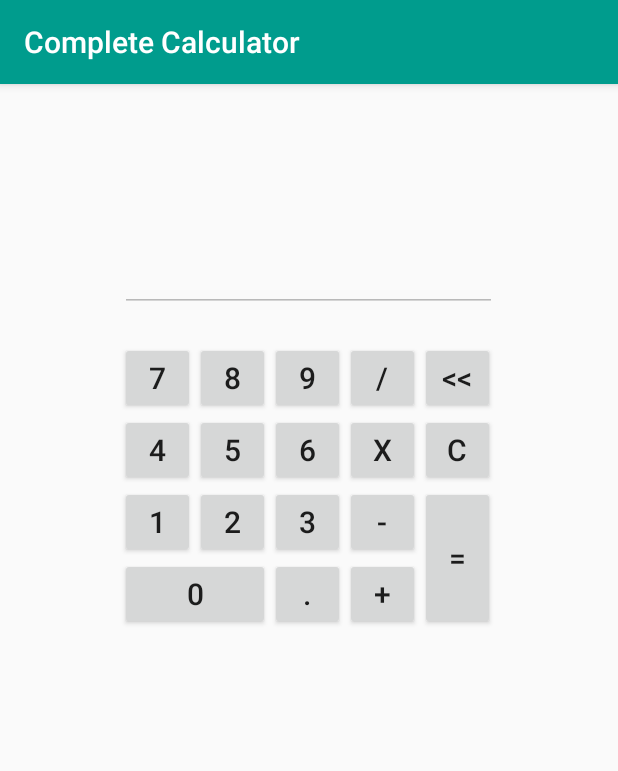
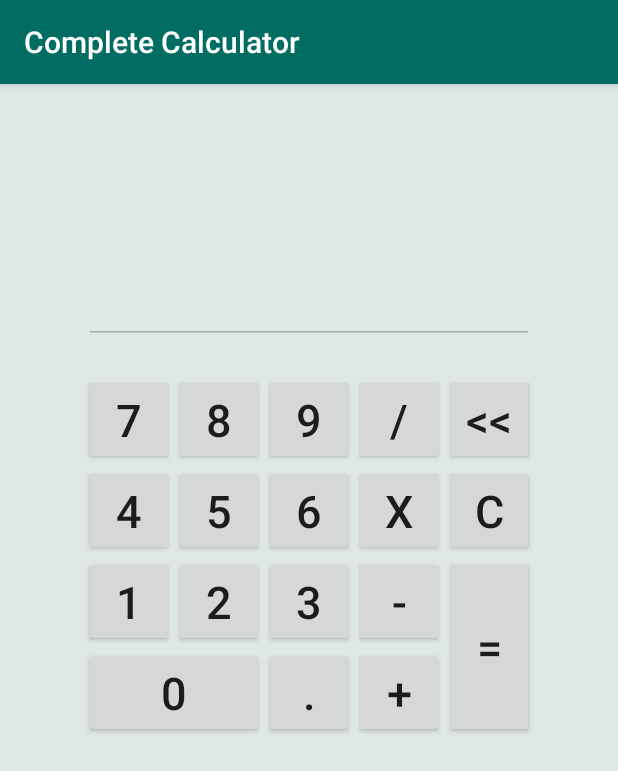
Before and after one commit to lucamps/MyAndroidCalculator, an Android app: the CompleteCalculatorActivity screen opened directly, with no data from a screen before it, on a phone screen of 412 x 824 dp. Shown: the top 771 px of the screen. Run offline under Robolectric (Android 15) with nearby library versions, the phone set to English and light mode, and no system bars.

Commit message:
Visual changes

```diff
--- a/app/src/main/res/layout/activity_complete_calculator.xml
+++ b/app/src/main/res/layout/activity_complete_calculator.xml
@@ -3,27 +3,28 @@
     xmlns:tools="http://schemas.android.com/tools"
     android:layout_width="match_parent"
     android:layout_height="match_parent"
+    android:background="@color/backgroundColor"
     tools:context=".CompleteCalculatorActivity">
 
     <EditText
         android:id="@+id/editTextDisplay"
-        android:layout_width="251dp"
+        android:layout_width="300dp"
         android:layout_height="wrap_content"
         android:layout_centerHorizontal="true"
-        android:layout_marginTop="100dp"
+        android:layout_marginTop="120dp"
         android:enabled="false"
         android:inputType="textAutoComplete"
-        android:textSize="23sp"
-        android:textStyle="bold"
+        android:textSize="24sp"
+
         android:textColor="#222"/>
 
 
     <Button
         android:id="@+id/button7"
-        android:layout_width="50dp"
+        android:layout_width="@dimen/buttons_width"
         android:layout_height="wrap_content"
         android:text="7"
-        android:textSize="20sp"
+        android:textSize="@dimen/buttons_text_size"
         android:layout_alignStart="@id/editTextDisplay"
         android:layout_marginTop="20dp"
         android:layout_below="@id/editTextDisplay"
@@ -31,153 +32,154 @@
     <Button
         android:id="@+id/button8"
         android:tag="number"
-        android:layout_width="50dp"
+        android:layout_width="@dimen/buttons_width"
         android:layout_height="wrap_content"
         android:text="8"
-        android:textSize="20sp"
+        android:textSize="@dimen/buttons_text_size"
         android:layout_toEndOf="@id/button7"
         android:layout_alignBaseline="@id/button7"
         android:layout_below="@id/editTextDisplay" />
     <Button
         android:id="@+id/button9"
         android:tag="number"
-        android:layout_width="50dp"
+        android:layout_width="@dimen/buttons_width"
         android:layout_height="wrap_content"
         android:text="9"
-        android:textSize="20sp"
+        android:layout_centerVertical="true"
+        android:textSize="@dimen/buttons_text_size"
         android:layout_toEndOf="@id/button8"
         android:layout_alignBaseline="@id/button8"
         android:layout_below="@id/editTextDisplay" />
     <Button
         android:id="@+id/button4"
         android:tag="number"
-        android:layout_width="50dp"
+        android:layout_width="@dimen/buttons_width"
         android:layout_height="wrap_content"
         android:text="4"
-        android:textSize="20sp"
+        android:textSize="@dimen/buttons_text_size"
         android:layout_alignStart="@id/button7"
         android:layout_below="@id/button7" />
     <Button
         android:id="@+id/button5"
         android:tag="number"
-        android:layout_width="50dp"
+        android:layout_width="@dimen/buttons_width"
         android:layout_height="wrap_content"
         android:text="5"
-        android:textSize="20sp"
+        android:textSize="@dimen/buttons_text_size"
         android:layout_alignStart="@id/button8"
         android:layout_below="@id/button8" />
     <Button
         android:id="@+id/button6"
         android:tag="number"
-        android:layout_width="50dp"
+        android:layout_width="@dimen/buttons_width"
         android:layout_height="wrap_content"
         android:text="6"
-        android:textSize="20sp"
+        android:textSize="@dimen/buttons_text_size"
         android:layout_alignStart="@id/button9"
         android:layout_below="@id/button9" />
     <Button
         android:id="@+id/button1"
         android:tag="number"
-        android:layout_width="50dp"
+        android:layout_width="@dimen/buttons_width"
         android:layout_height="wrap_content"
         android:text="1"
-        android:textSize="20sp"
+        android:textSize="@dimen/buttons_text_size"
         android:layout_alignStart="@id/button4"
         android:layout_below="@id/button4" />
     <Button
         android:id="@+id/button2"
         android:tag="number"
-        android:layout_width="50dp"
+        android:layout_width="@dimen/buttons_width"
         android:layout_height="wrap_content"
         android:text="2"
-        android:textSize="20sp"
+        android:textSize="@dimen/buttons_text_size"
         android:layout_alignStart="@id/button5"
         android:layout_below="@id/button5" />
     <Button
         android:id="@+id/button3"
         android:tag="number"
-        android:layout_width="50dp"
+        android:layout_width="@dimen/buttons_width"
         android:layout_height="wrap_content"
         android:text="3"
-        android:textSize="20sp"
+        android:textSize="@dimen/buttons_text_size"
         android:layout_alignStart="@id/button6"
         android:layout_below="@id/button6" />
     <Button
         android:id="@+id/button0"
         android:tag="number"
-        android:layout_width="50dp"
+        android:layout_width="@dimen/buttons_width"
         android:layout_height="wrap_content"
         android:text="0"
-        android:textSize="20sp"
+        android:textSize="@dimen/buttons_text_size"
         android:layout_alignStart="@id/button1"
         android:layout_alignEnd="@id/button2"
         android:layout_below="@id/button1" />
     <Button
         android:id="@+id/buttonDot"
-        android:layout_width="50dp"
+        android:layout_width="@dimen/buttons_width"
         android:layout_height="wrap_content"
         android:text="."
-        android:textSize="20sp"
+        android:textSize="@dimen/buttons_text_size"
         android:layout_alignStart="@id/button3"
         android:layout_below="@id/button3" />
     <Button
         android:id="@+id/buttonDiv"
         android:tag="operation"
-        android:layout_width="50dp"
+        android:layout_width="@dimen/buttons_width"
         android:layout_height="wrap_content"
         android:text="/"
-        android:textSize="20sp"
+        android:textSize="@dimen/buttons_text_size"
         android:layout_toEndOf="@id/button9"
         android:layout_alignBaseline="@id/button9" />
     <Button
         android:id="@+id/buttonMult"
         android:tag="operation"
-        android:layout_width="50dp"
+        android:layout_width="@dimen/buttons_width"
         android:layout_height="wrap_content"
         android:text="x"
-        android:textSize="20sp"
+        android:textSize="@dimen/buttons_text_size"
         android:layout_toEndOf="@id/button6"
         android:layout_alignBaseline="@id/button6" />
     <Button
         android:id="@+id/buttonSub"
         android:tag="operation"
-        android:layout_width="50dp"
+        android:layout_width="@dimen/buttons_width"
         android:layout_height="wrap_content"
         android:text="-"
-        android:textSize="20sp"
+        android:textSize="@dimen/buttons_text_size"
         android:layout_toEndOf="@id/button3"
         android:layout_alignBaseline="@id/button3" />
     <Button
         android:id="@+id/buttonAdd"
         android:tag="operation"
-        android:layout_width="50dp"
+        android:layout_width="@dimen/buttons_width"
         android:layout_height="wrap_content"
         android:text="+"
-        android:textSize="20sp"
+        android:textSize="@dimen/buttons_text_size"
         android:layout_toEndOf="@id/buttonDot"
         android:layout_alignBaseline="@id/buttonDot" />
     <Button
         android:id="@+id/buttonBackspace"
-        android:layout_width="50dp"
+        android:layout_width="@dimen/buttons_width"
         android:layout_height="wrap_content"
         android:text="A"
-        android:textSize="20sp"
+        android:textSize="@dimen/buttons_text_size"
         android:layout_toEndOf="@id/buttonDiv"
         android:layout_alignBaseline="@id/buttonDiv" />
     <Button
         android:id="@+id/buttonClear"
-        android:layout_width="50dp"
+        android:layout_width="@dimen/buttons_width"
         android:layout_height="wrap_content"
         android:text="C"
-        android:textSize="20sp"
+        android:textSize="@dimen/buttons_text_size"
         android:layout_toEndOf="@id/buttonMult"
         android:layout_alignBaseline="@id/buttonMult" />
     <Button
         android:id="@+id/buttonEqual"
-        android:layout_width="50dp"
+        android:layout_width="@dimen/buttons_width"
         android:layout_height="wrap_content"
         android:text="="
-        android:textSize="20sp"
+        android:textSize="@dimen/buttons_text_size"
         android:layout_alignStart="@id/buttonClear"
         android:layout_alignBottom="@id/buttonAdd"
         android:layout_below="@id/buttonClear"  />
--- a/app/src/main/res/layout/activity_main.xml
+++ b/app/src/main/res/layout/activity_main.xml
@@ -3,15 +3,17 @@
     xmlns:tools="http://schemas.android.com/tools"
     android:layout_width="match_parent"
     android:layout_height="match_parent"
+    android:background="@color/backgroundColor"
     tools:context=".MainActivity">
 
     <Button
         android:id="@+id/button"
         android:layout_width="230dp"
         android:layout_height="48dp"
-        android:layout_alignParentTop="true"
+        android:layout_above="@id/button2"
         android:layout_centerHorizontal="true"
-        android:layout_marginTop="137dp"
+        android:layout_centerVertical="true"
+        android:layout_marginBottom="20dp"
         android:onClick="toSimple"
         android:text="@string/Simple" />
 
@@ -19,9 +21,8 @@
         android:id="@+id/button2"
         android:layout_width="230dp"
         android:layout_height="48dp"
-        android:layout_alignParentTop="true"
         android:layout_centerHorizontal="true"
-        android:layout_marginTop="234dp"
+        android:layout_centerVertical="true"
         android:text="@string/Complete"
         android:onClick="toComplete" />
 
--- a/app/src/main/res/layout/activity_simple_calculator.xml
+++ b/app/src/main/res/layout/activity_simple_calculator.xml
@@ -3,6 +3,7 @@
     xmlns:tools="http://schemas.android.com/tools"
     android:layout_width="match_parent"
     android:layout_height="match_parent"
+    android:background="@color/backgroundColor"
     tools:context=".SimpleCalculatorActivity">
 
     <TextView
--- a/app/src/main/res/values/colors.xml
+++ b/app/src/main/res/values/colors.xml
@@ -1,6 +1,8 @@
 <?xml version="1.0" encoding="utf-8"?>
 <resources>
-    <color name="colorPrimary">#009C8D</color>
+    <color name="colorPrimary">#006C62</color>
     <color name="colorPrimaryDark">#006057</color>
     <color name="colorAccent">#85D8D0</color>
+    <color name="backgroundColor">#DFE8E7</color>
+
 </resources>
--- /dev/null
+++ b/app/src/main/res/values/dimens.xml
@@ -0,0 +1,5 @@
+<?xml version="1.0" encoding="utf-8"?>
+<resources>
+    <dimen name="buttons_text_size">30sp</dimen>
+    <dimen name="buttons_width">60dp</dimen>
+</resources>
```
